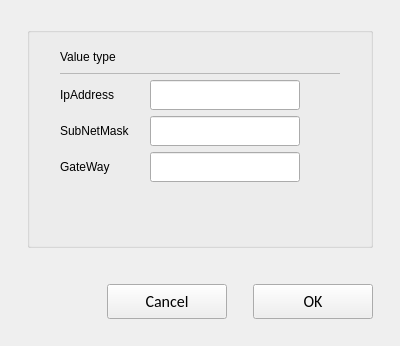
openSYDE/openSYDE, file opensyde_tool/src/system_definition/node_edit/C_SdNdeIpAddressConfigurationWidget.ui: the form before one commit.
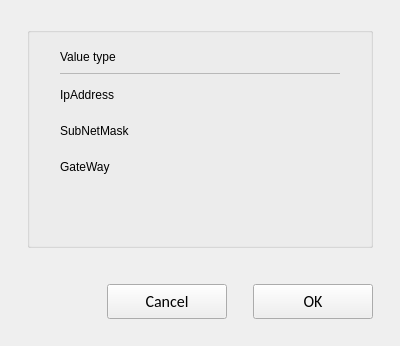
The form after the commit. Custom widgets are drawn as their Qt base class.

What changed in the file:
```diff
--- a/opensyde_tool/src/system_definition/node_edit/C_SdNdeIpAddressConfigurationWidget.ui
+++ b/opensyde_tool/src/system_definition/node_edit/C_SdNdeIpAddressConfigurationWidget.ui
@@ -138,22 +138,6 @@
           <property name="horizontalSpacing">
            <number>20</number>
           </property>
-          <item row="0" column="1">
-           <widget class="stw_opensyde_gui_elements::C_OgeLeIpAddress" name="pc_LineEditIpAddress">
-            <property name="minimumSize">
-             <size>
-              <width>150</width>
-              <height>30</height>
-             </size>
-            </property>
-            <property name="maximumSize">
-             <size>
-              <width>150</width>
-              <height>30</height>
-             </size>
-            </property>
-           </widget>
-          </item>
           <item row="1" column="0">
            <widget class="stw_opensyde_gui_elements::C_OgeLabGroupItem" name="pc_LabelSubNetMask">
             <property name="text">
@@ -181,38 +165,6 @@
             </property>
            </spacer>
           </item>
-          <item row="1" column="1">
-           <widget class="stw_opensyde_gui_elements::C_OgeLeIpAddress" name="pc_LineEditSubNetMask">
-            <property name="minimumSize">
-             <size>
-              <width>150</width>
-              <height>30</height>
-             </size>
-            </property>
-            <property name="maximumSize">
-             <size>
-              <width>150</width>
-              <height>30</height>
-             </size>
-            </property>
-           </widget>
-          </item>
-          <item row="2" column="1">
-           <widget class="stw_opensyde_gui_elements::C_OgeLeIpAddress" name="pc_LineEditDefaultGateway">
-            <property name="minimumSize">
-             <size>
-              <width>150</width>
-              <height>30</height>
-             </size>
-            </property>
-            <property name="maximumSize">
-             <size>
-              <width>150</width>
-              <height>30</height>
-             </size>
-            </property>
-           </widget>
-          </item>
           <item row="2" column="0">
            <widget class="stw_opensyde_gui_elements::C_OgeLabGroupItem" name="pc_LabelDefaultGateway">
             <property name="text">
@@ -220,6 +172,54 @@
             </property>
            </widget>
           </item>
+          <item row="0" column="1">
+           <widget class="stw_opensyde_gui::C_SdNdeLeIpAddressWidget" name="pc_WidgetIpAddress" native="true">
+            <property name="minimumSize">
+             <size>
+              <width>150</width>
+              <height>30</height>
+             </size>
+            </property>
+            <property name="maximumSize">
+             <size>
+              <width>150</width>
+              <height>30</height>
+             </size>
+            </property>
+           </widget>
+          </item>
+          <item row="1" column="1">
+           <widget class="stw_opensyde_gui::C_SdNdeLeIpAddressWidget" name="pc_WidgetSubNetMask" native="true">
+            <property name="minimumSize">
+             <size>
+              <width>150</width>
+              <height>30</height>
+             </size>
+            </property>
+            <property name="maximumSize">
+             <size>
+              <width>150</width>
+              <height>30</height>
+             </size>
+            </property>
+           </widget>
+          </item>
+          <item row="2" column="1">
+           <widget class="stw_opensyde_gui::C_SdNdeLeIpAddressWidget" name="pc_WidgetDefaultGateway" native="true">
+            <property name="minimumSize">
+             <size>
+              <width>150</width>
+              <height>30</height>
+             </size>
+            </property>
+            <property name="maximumSize">
+             <size>
+              <width>150</width>
+              <height>30</height>
+             </size>
+            </property>
+           </widget>
+          </item>
          </layout>
         </item>
         <item>
@@ -391,9 +391,10 @@
    <container>1</container>
   </customwidget>
   <customwidget>
-   <class>stw_opensyde_gui_elements::C_OgeLeIpAddress</class>
-   <extends>QLineEdit</extends>
-   <header>C_OgeLeIpAddress.h</header>
+   <class>stw_opensyde_gui::C_SdNdeLeIpAddressWidget</class>
+   <extends>QWidget</extends>
+   <header>C_SdNdeLeIpAddressWidget.h</header>
+   <container>1</container>
   </customwidget>
  </customwidgets>
  <resources/>
```
Left out of the diff: 7 changed lines with no effect on the pictures.
